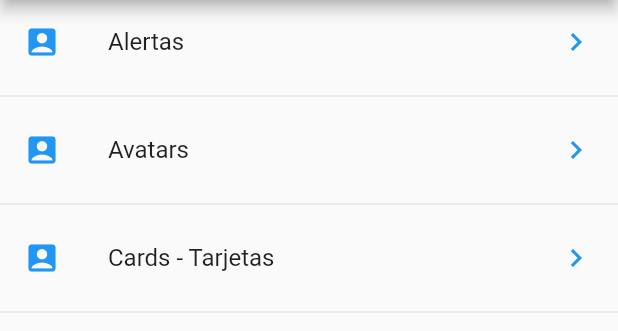
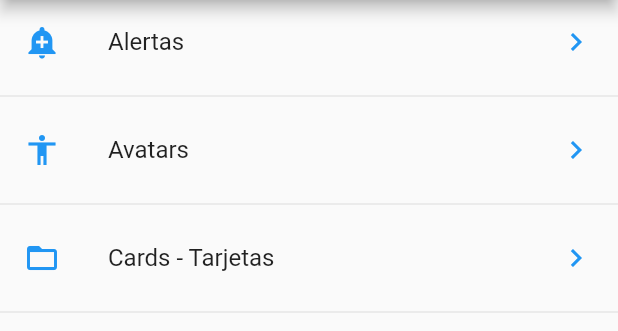
Before and after one commit to jela3105/IntroFlutter, a Flutter app: the screen it shows after launch, on a phone screen of 412 x 824 dp, the part 84-415 px from its top. Run offline on Flutter 3.47's test engine with Material 2 defaults, Android fonts, the phone set to English and light mode, and no system bars.

Commit message:
Gettin icons from strings

```diff
--- a/lib/src/pages/home_page.dart
+++ b/lib/src/pages/home_page.dart
@@ -1,5 +1,7 @@
+import 'package:flutter/material.dart';
+
 import 'package:components/src/prividers/menu_provider.dart';
-import 'package:flutter/material.dart';
+import 'package:components/src/utils/icon_string_util.dart';
 
 class HomePage extends StatelessWidget {
   @override
@@ -35,10 +37,7 @@ class HomePage extends StatelessWidget {
     data.forEach((opt) {
       final widgetTemp = ListTile(
         title: Text(opt['text']),
-        leading: Icon(
-          Icons.account_box,
-          color: Colors.blue,
-        ),
+        leading: getIcon(opt['icon']),
         trailing: Icon(
           Icons.keyboard_arrow_right,
           color: Colors.blue,
--- /dev/null
+++ b/lib/src/utils/icon_string_util.dart
@@ -0,0 +1,11 @@
+import 'package:flutter/material.dart';
+
+final _icons = <String, IconData>{
+  'add_alert': Icons.add_alert,
+  'accessibility': Icons.accessibility,
+  'folder_open': Icons.folder_open,
+};
+
+Icon getIcon(String iconName) {
+  return Icon(_icons[iconName], color: Colors.blue);
+}
```
